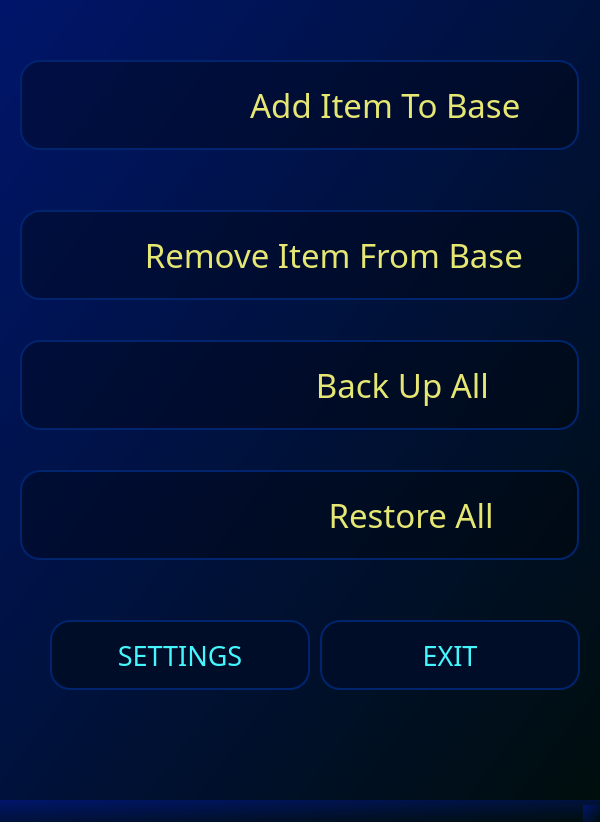
This is ui/ui_MainWindow.ui in il721/EasyBack as Qt 5 draws it before an edit. The edited form follows.
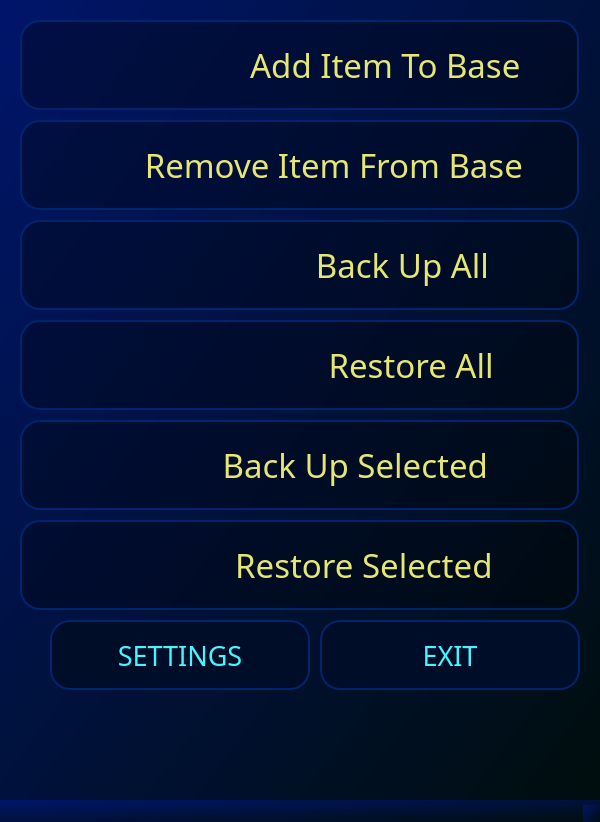
This is the edited form. Icons and pictures are not drawn.

```diff
--- a/ui/ui_MainWindow.ui
+++ b/ui/ui_MainWindow.ui
@@ -72,7 +72,7 @@
     <property name="geometry">
      <rect>
       <x>20</x>
-      <y>340</y>
+      <y>220</y>
       <width>559</width>
       <height>90</height>
      </rect>
@@ -130,7 +130,7 @@
     <property name="geometry">
      <rect>
       <x>20</x>
-      <y>60</y>
+      <y>20</y>
       <width>559</width>
       <height>90</height>
      </rect>
@@ -188,7 +188,7 @@
     <property name="geometry">
      <rect>
       <x>20</x>
-      <y>210</y>
+      <y>120</y>
       <width>559</width>
       <height>90</height>
      </rect>
@@ -246,7 +246,7 @@
     <property name="geometry">
      <rect>
       <x>20</x>
-      <y>470</y>
+      <y>320</y>
       <width>559</width>
       <height>90</height>
      </rect>
@@ -415,6 +415,122 @@
      </size>
     </property>
    </widget>
+   <widget class="QPushButton" name="restore_selected">
+    <property name="enabled">
+     <bool>true</bool>
+    </property>
+    <property name="geometry">
+     <rect>
+      <x>20</x>
+      <y>520</y>
+      <width>559</width>
+      <height>90</height>
+     </rect>
+    </property>
+    <property name="sizePolicy">
+     <sizepolicy hsizetype="Maximum" vsizetype="Maximum">
+      <horstretch>0</horstretch>
+      <verstretch>0</verstretch>
+     </sizepolicy>
+    </property>
+    <property name="minimumSize">
+     <size>
+      <width>559</width>
+      <height>90</height>
+     </size>
+    </property>
+    <property name="maximumSize">
+     <size>
+      <width>559</width>
+      <height>45</height>
+     </size>
+    </property>
+    <property name="font">
+     <font>
+      <family>Lexend Light</family>
+      <pointsize>25</pointsize>
+      <italic>false</italic>
+      <bold>false</bold>
+     </font>
+    </property>
+    <property name="layoutDirection">
+     <enum>Qt::LeftToRight</enum>
+    </property>
+    <property name="styleSheet">
+     <string notr="true"/>
+    </property>
+    <property name="text">
+     <string>               Restore Selected</string>
+    </property>
+    <property name="icon">
+     <iconset resource="main_rc_rc.qrc">
+      <normaloff>:/icons/icons/restore_selected.svg</normaloff>:/icons/icons/restore_selected.svg</iconset>
+    </property>
+    <property name="iconSize">
+     <size>
+      <width>110</width>
+      <height>110</height>
+     </size>
+    </property>
+   </widget>
+   <widget class="QPushButton" name="backup_selected">
+    <property name="enabled">
+     <bool>true</bool>
+    </property>
+    <property name="geometry">
+     <rect>
+      <x>20</x>
+      <y>420</y>
+      <width>559</width>
+      <height>90</height>
+     </rect>
+    </property>
+    <property name="sizePolicy">
+     <sizepolicy hsizetype="Maximum" vsizetype="Maximum">
+      <horstretch>0</horstretch>
+      <verstretch>0</verstretch>
+     </sizepolicy>
+    </property>
+    <property name="minimumSize">
+     <size>
+      <width>559</width>
+      <height>90</height>
+     </size>
+    </property>
+    <property name="maximumSize">
+     <size>
+      <width>559</width>
+      <height>45</height>
+     </size>
+    </property>
+    <property name="font">
+     <font>
+      <family>Lexend Light</family>
+      <pointsize>25</pointsize>
+      <italic>false</italic>
+      <bold>false</bold>
+     </font>
+    </property>
+    <property name="layoutDirection">
+     <enum>Qt::LeftToRight</enum>
+    </property>
+    <property name="styleSheet">
+     <string notr="true"/>
+    </property>
+    <property name="text">
+     <string>             Back Up Selected</string>
+    </property>
+    <property name="icon">
+     <iconset resource="main_rc_rc.qrc">
+      <normaloff>:/icons/icons/backup_selected.svg</normaloff>:/icons/icons/backup_selected.svg</iconset>
+    </property>
+    <property name="iconSize">
+     <size>
+      <width>115</width>
+      <height>115</height>
+     </size>
+    </property>
+   </widget>
   </widget>
   <widget class="QMenuBar" name="menubar">
    <property name="geometry">
```
